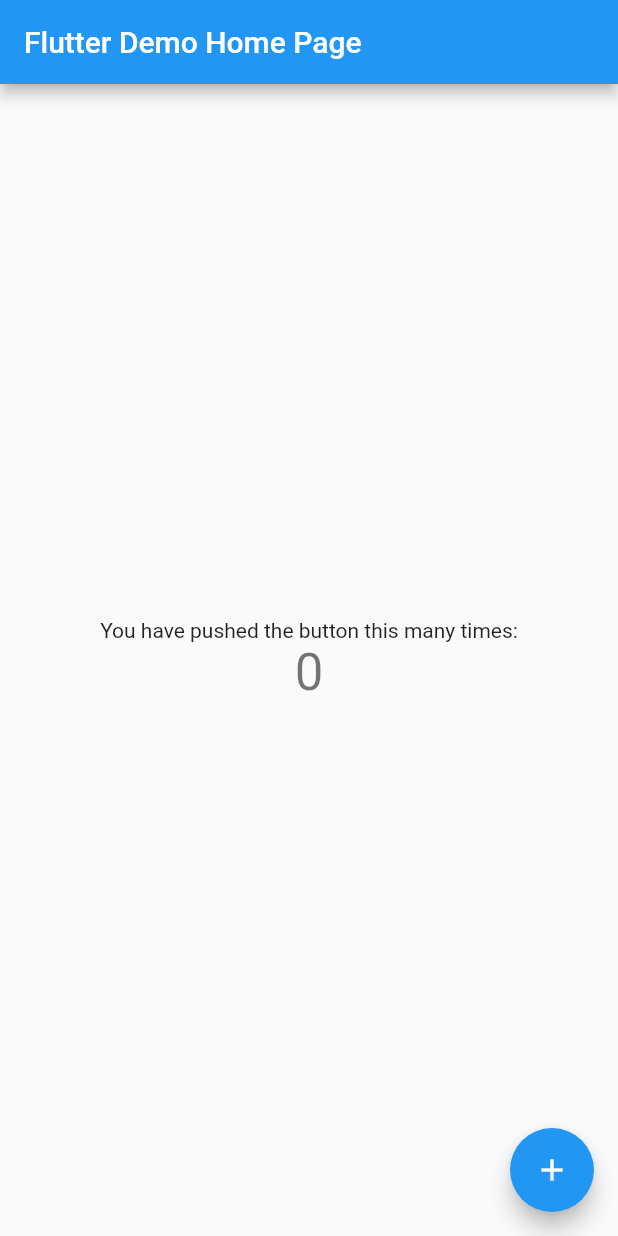
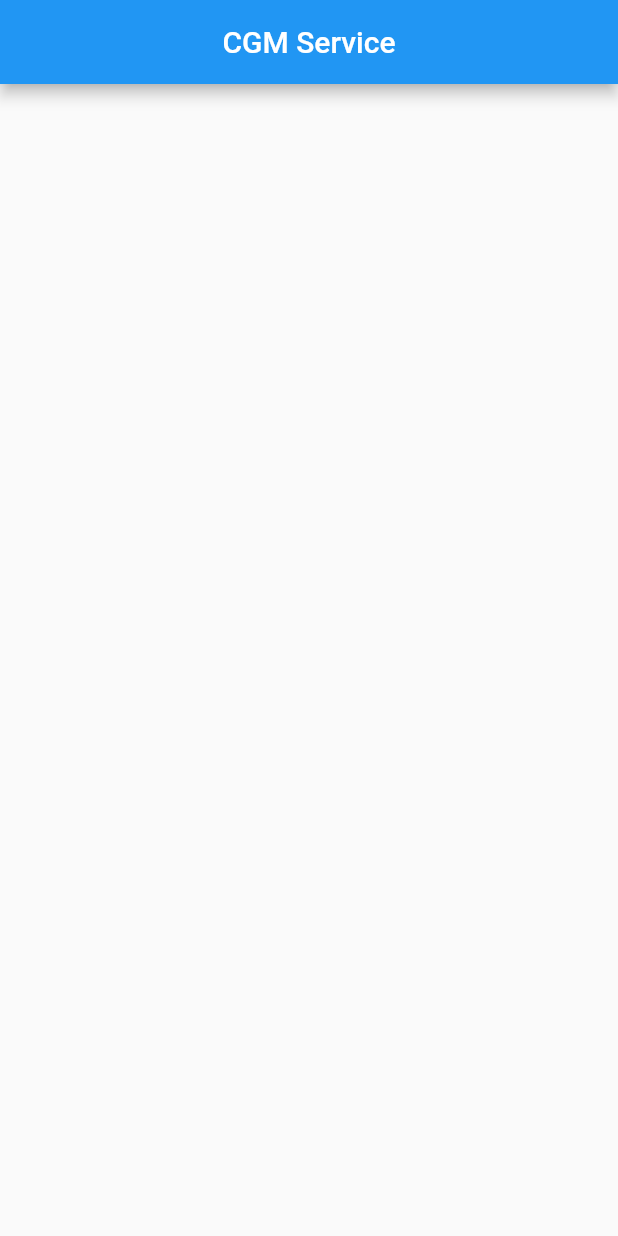
Before and after one commit to seokan-jeong/cgm_service, a Flutter app: the screen it shows after launch, on a phone screen of 412 x 824 dp. Run offline on Flutter 3.47's test engine with Material 2 defaults, Android fonts, the phone set to English and light mode, and no system bars; our stand-ins replace get.

Commit message:
[Add] home view

```diff
--- a/lib/main.dart
+++ b/lib/main.dart
@@ -1,3 +1,4 @@
+import 'package:cgm_service/view/home_view.dart';
 import 'package:flutter/material.dart';
 import 'package:get/get.dart';
 
@@ -16,92 +17,7 @@ class MyApp extends StatelessWidget {
       theme: ThemeData(
         primarySwatch: Colors.blue,
       ),
-      home: const MyHomePage(title: 'Flutter Demo Home Page'),
+      home: const HomeView(),
     );
   }
 }
-
-class MyHomePage extends StatefulWidget {
-  const MyHomePage({super.key, required this.title});
-
-  // This widget is the home page of your application. It is stateful, meaning
-  // that it has a State object (defined below) that contains fields that affect
-  // how it looks.
-
-  // This class is the configuration for the state. It holds the values (in this
-  // case the title) provided by the parent (in this case the App widget) and
-  // used by the build method of the State. Fields in a Widget subclass are
-  // always marked "final".
-
-  final String title;
-
-  @override
-  State<MyHomePage> createState() => _MyHomePageState();
-}
-
-class _MyHomePageState extends State<MyHomePage> {
-  int _counter = 0;
-
-  void _incrementCounter() {
-    setState(() {
-      // This call to setState tells the Flutter framework that something has
-      // changed in this State, which causes it to rerun the build method below
-      // so that the display can reflect the updated values. If we changed
-      // _counter without calling setState(), then the build method would not be
-      // called again, and so nothing would appear to happen.
-      _counter++;
-    });
-  }
-
-  @override
-  Widget build(BuildContext context) {
-    // This method is rerun every time setState is called, for instance as done
-    // by the _incrementCounter method above.
-    //
-    // The Flutter framework has been optimized to make rerunning build methods
-    // fast, so that you can just rebuild anything that needs updating rather
-    // than having to individually change instances of widgets.
-    return Scaffold(
-      appBar: AppBar(
-        // Here we take the value from the MyHomePage object that was created by
-        // the App.build method, and use it to set our appbar title.
-        title: Text(widget.title),
-      ),
-      body: Center(
-        // Center is a layout widget. It takes a single child and positions it
-        // in the middle of the parent.
-        child: Column(
-          // Column is also a layout widget. It takes a list of children and
-          // arranges them vertically. By default, it sizes itself to fit its
-          // children horizontally, and tries to be as tall as its parent.
-          //
-          // Invoke "debug painting" (press "p" in the console, choose the
-          // "Toggle Debug Paint" action from the Flutter Inspector in Android
-          // Studio, or the "Toggle Debug Paint" command in Visual Studio Code)
-          // to see the wireframe for each widget.
-          //
-          // Column has various properties to control how it sizes itself and
-          // how it positions its children. Here we use mainAxisAlignment to
-          // center the children vertically; the main axis here is the vertical
-          // axis because Columns are vertical (the cross axis would be
-          // horizontal).
-          mainAxisAlignment: MainAxisAlignment.center,
-          children: <Widget>[
-            const Text(
-              'You have pushed the button this many times:',
-            ),
-            Text(
-              '$_counter',
-              style: Theme.of(context).textTheme.headline4,
-            ),
-          ],
-        ),
-      ),
-      floatingActionButton: FloatingActionButton(
-        onPressed: _incrementCounter,
-        tooltip: 'Increment',
-        child: const Icon(Icons.add),
-      ), // This trailing comma makes auto-formatting nicer for build methods.
-    );
-  }
-}
--- /dev/null
+++ b/lib/view/home_view.dart
@@ -0,0 +1,15 @@
+import 'package:flutter/material.dart';
+
+class HomeView extends StatelessWidget {
+  const HomeView({Key? key}) : super(key: key);
+
+  @override
+  Widget build(BuildContext context) {
+    return Scaffold(
+      appBar: AppBar(
+        title: Text('CGM Service'),
+        centerTitle: true,
+      ),
+    );
+  }
+}
```
Also changed, not shown: lib/home_view.dart (deleted).
